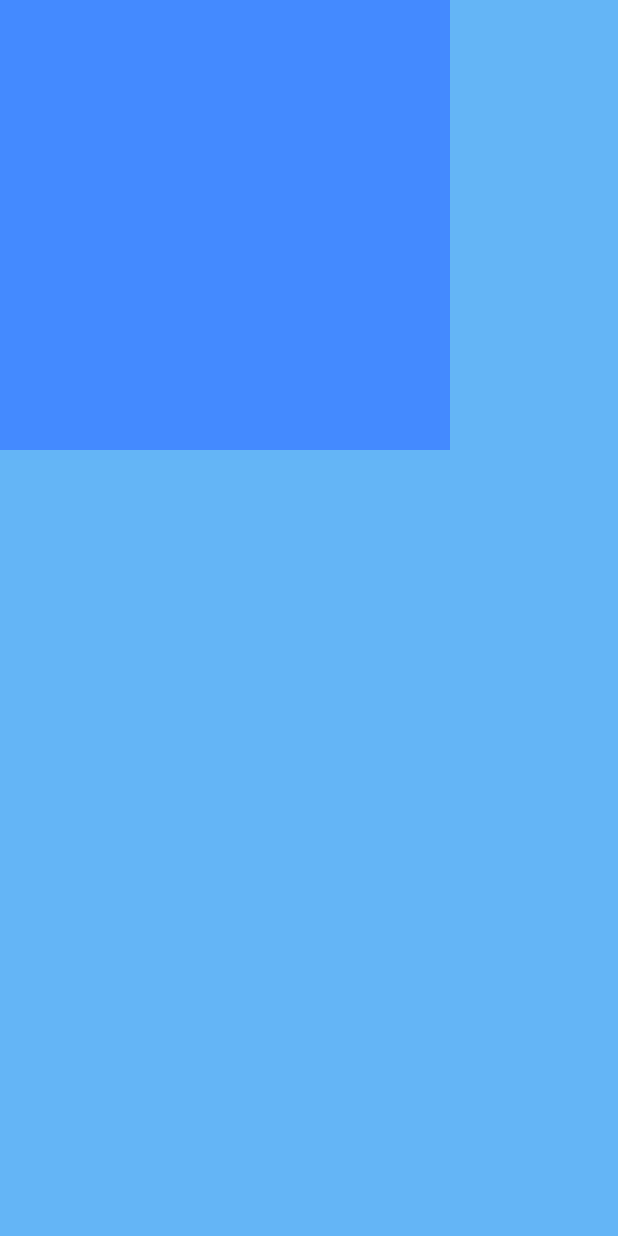
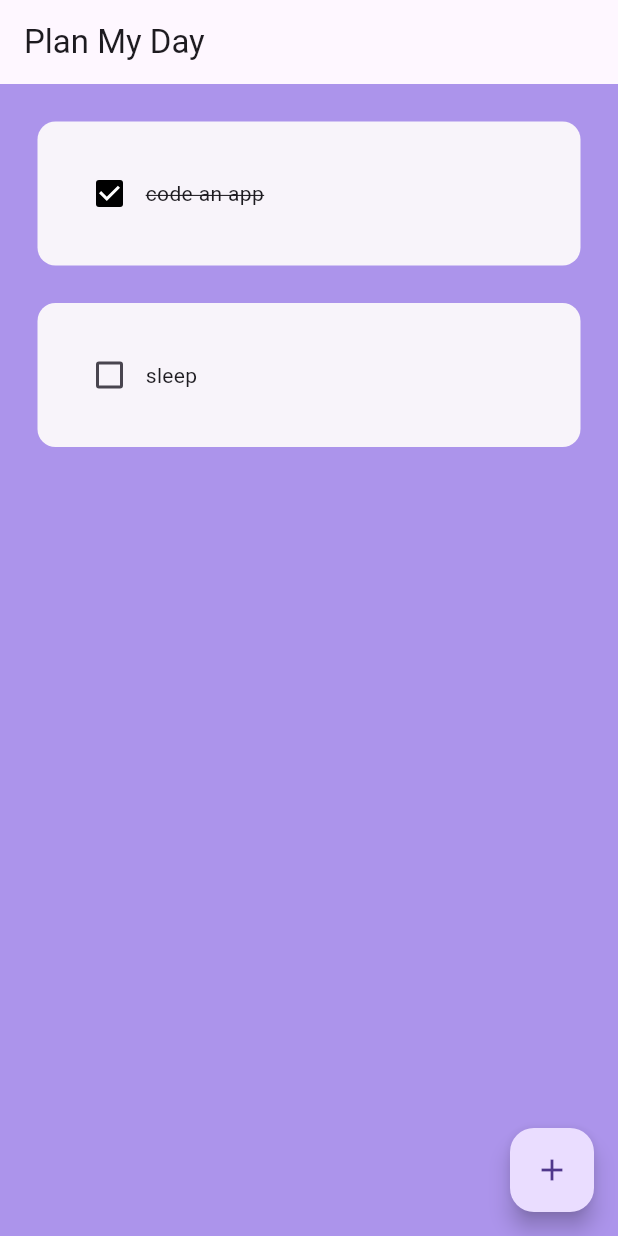
Before and after one commit to KarthikaMovva/planmyday, a Flutter app: the screen it shows after launch, on a phone screen of 412 x 824 dp. Run offline on Flutter 3.47's test engine with Material 3 defaults, Android fonts, the phone set to English and light mode, and no system bars; drawn by our look-alikes of flutter_slidable.

Commit message:
added code

```diff
--- /dev/null
+++ b/lib/Utilities/todo.dart
@@ -0,0 +1,58 @@
+import 'package:flutter/material.dart';
+import 'package:flutter_slidable/flutter_slidable.dart';
+
+class todo extends StatelessWidget {
+  final String todoname;
+  final bool mark;
+
+  Function(BuildContext)? deletetask;
+
+  Function(bool?)? onChanged;
+
+  todo(
+      {super.key,
+      required this.todoname,
+      required this.mark,
+      required this.onChanged,
+      required this.deletetask});
+
+  @override
+  Widget build(BuildContext context) {
+    return Padding(
+      padding: const EdgeInsets.only(left: 25.0, right: 25, top: 25),
+      child: Slidable(
+        endActionPane: ActionPane(motion: StretchMotion(), children: [
+          SlidableAction(
+            onPressed: deletetask,
+            icon: Icons.delete,
+            backgroundColor: Colors.red.shade300,
+            borderRadius: BorderRadius.circular(12),
+          )
+        ]),
+        child: Container(
+          padding: EdgeInsets.all(24),
+          decoration: BoxDecoration(
+            color: const Color.fromARGB(255, 248, 244, 250),
+            borderRadius: BorderRadius.circular(12),
+          ),
+          child: Row(
+            children: [
+              Checkbox(
+                value: mark,
+                onChanged: onChanged,
+                activeColor: Colors.black,
+              ),
+              Text(
+                todoname,
+                style: TextStyle(
+                    decoration: mark
+                        ? TextDecoration.lineThrough
+                        : TextDecoration.none),
+              )
+            ],
+          ),
+        ),
+      ),
+    );
+  }
+}
--- a/lib/main.dart
+++ b/lib/main.dart
@@ -1,9 +1,10 @@
 import 'package:flutter/material.dart';
+import 'package:my_todo_app/pages/HomePage.dart';
 
 void main() {
   runApp(const MyApp());
-  print("hello world");
 }
+
 class MyApp extends StatelessWidget {
   const MyApp({super.key});
 
@@ -11,14 +12,8 @@ class MyApp extends StatelessWidget {
   Widget build(BuildContext context) {
     return MaterialApp(
       debugShowCheckedModeBanner: false,
-      home: Scaffold(
-        backgroundColor: Colors.blue[300],
-        body: Container(
-          height: 300,
-          width: 300,
-          color: Colors.blueAccent,
-        ),
-      ),
+      home: HomePage(),
+      theme: ThemeData(primarySwatch: Colors.purple),
     );
   }
 }
--- /dev/null
+++ b/lib/pages/HomePage.dart
@@ -0,0 +1,78 @@
+import 'package:flutter/material.dart';
+import 'package:my_todo_app/Utilities/dialog.dart';
+import 'package:my_todo_app/Utilities/todo.dart';
+
+class HomePage extends StatefulWidget {
+  const HomePage({super.key});
+
+  @override
+  State<HomePage> createState() => _HomePageState();
+}
+
+class _HomePageState extends State<HomePage> {
+  final TextEditingController _controller = TextEditingController();
+
+  List todolist = [
+    ["code an app", true],
+    ["sleep", false]
+  ];
+
+  void tapcheckbox(bool? value, int index) {
+    setState(() {
+      todolist[index][1] = !todolist[index][1];
+    });
+  }
+
+  void Addtask() {
+    setState(() {
+      todolist.add([_controller.text, false]); // Changed {} to []
+      _controller.clear();
+    });
+    Navigator.of(context).pop();
+  }
+
+  void removetask(int index) {
+    setState(() {
+      todolist.removeAt(index);
+    });
+  }
+
+  void addlist() {
+    showDialog(
+      context: context,
+      builder: (context) {
+        return dialog(
+          controller: _controller,
+          onSave: Addtask,
+          onCancel: () => Navigator.of(context).pop(),
+        );
+      },
+    );
+  }
+
+  @override
+  Widget build(BuildContext context) {
+    return Scaffold(
+      backgroundColor: const Color.fromARGB(255, 172, 148, 235),
+      appBar: AppBar(
+        title: const Text("Plan My Day"),
+        elevation: 0,
+      ),
+      floatingActionButton: FloatingActionButton(
+        onPressed: addlist,
+        child: const Icon(Icons.add),
+      ),
+      body: ListView.builder(
+        itemCount: todolist.length,
+        itemBuilder: (context, index) {
+          return todo(
+            todoname: todolist[index][0],
+            mark: todolist[index][1],
+            onChanged: (value) => tapcheckbox(value, index),
+            deletetask: (context) => removetask(index),
+          );
+        },
+      ),
+    );
+  }
+}
--- a/pubspec.yaml
+++ b/pubspec.yaml
@@ -34,6 +34,7 @@ dependencies:
   # The following adds the Cupertino Icons font to your application.
   # Use with the CupertinoIcons class for iOS style icons.
   cupertino_icons: ^1.0.8
+  flutter_slidable: ^3.0.0
 
 dev_dependencies:
   flutter_test:
```
Also changed, not shown: lib/Utilities/button.dart (added, +20 -0 lines), lib/Utilities/dialog.dart (added, +39 -0 lines), pubspec.lock.
